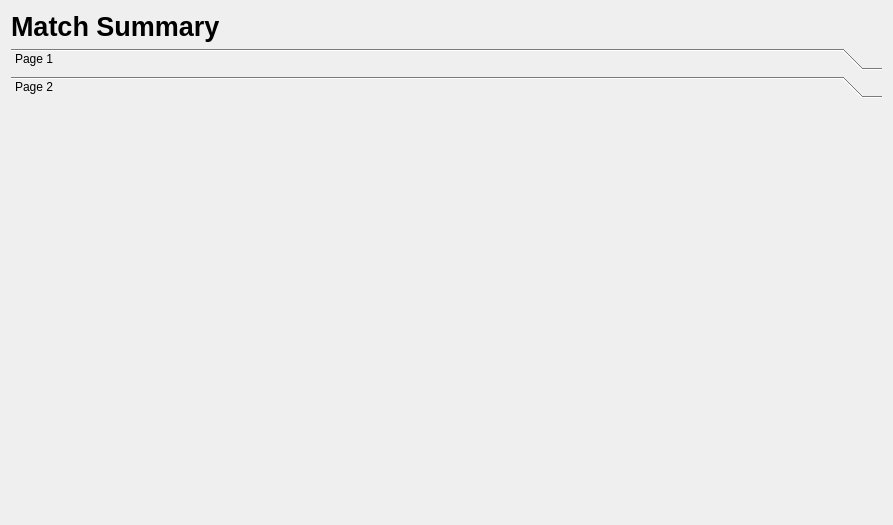
First picture: the form in AlgorithmExecution/matchreportview.ui, repository zcharli/carleton-student-project-partner-finder, before the edit.
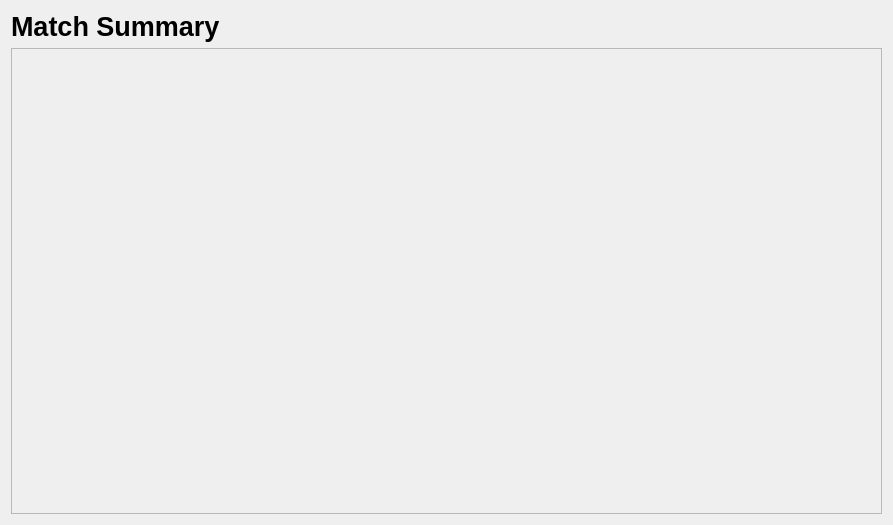
Second picture: the form after the edit.

Diff of the .ui file:
```diff
--- a/AlgorithmExecution/matchreportview.ui
+++ b/AlgorithmExecution/matchreportview.ui
@@ -15,8 +15,6 @@
   </property>
   <layout class="QGridLayout" name="gridLayout">
    <item row="0" column="0">
-    <layout class="QVBoxLayout" name="verticalLayout">
-     <item>
       <widget class="QLabel" name="SummaryTitle">
        <property name="font">
         <font>
@@ -30,38 +28,21 @@
        </property>
       </widget>
      </item>
-    </layout>
-   </item>
    <item row="1" column="0">
-    <widget class="QToolBox" name="teamAccordion">
-     <property name="currentIndex">
-      <number>1</number>
+    <widget class="QScrollArea" name="scrollArea">
+     <property name="widgetResizable">
+      <bool>true</bool>
      </property>
-     <widget class="QWidget" name="page_3">
+     <widget class="QWidget" name="scrollAreaWidgetContents">
       <property name="geometry">
        <rect>
         <x>0</x>
         <y>0</y>
-        <width>875</width>
-        <height>408</height>
+        <width>873</width>
+        <height>466</height>
        </rect>
       </property>
-      <attribute name="label">
-       <string>Page 1</string>
-      </attribute>
-     </widget>
-     <widget class="QWidget" name="page_4">
-      <property name="geometry">
-       <rect>
-        <x>0</x>
-        <y>0</y>
-        <width>875</width>
-        <height>408</height>
-       </rect>
-      </property>
-      <attribute name="label">
-       <string>Page 2</string>
-      </attribute>
+      <layout class="QVBoxLayout" name="verticalLayout"/>
      </widget>
     </widget>
    </item>
```
Lines whose indentation alone changed are shown as unchanged.
